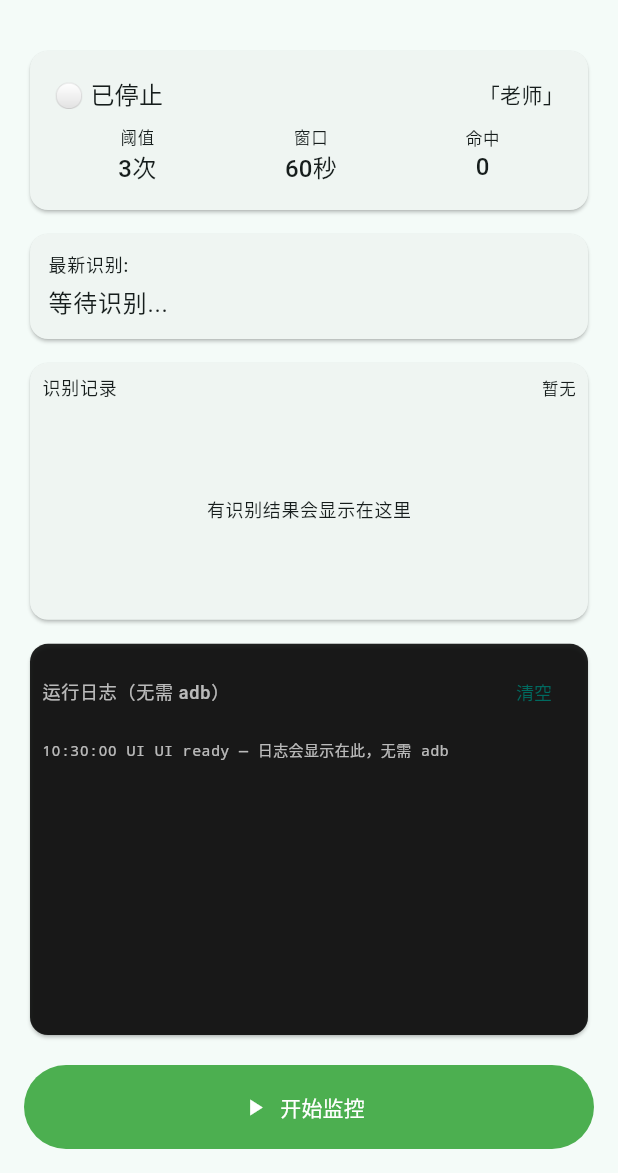
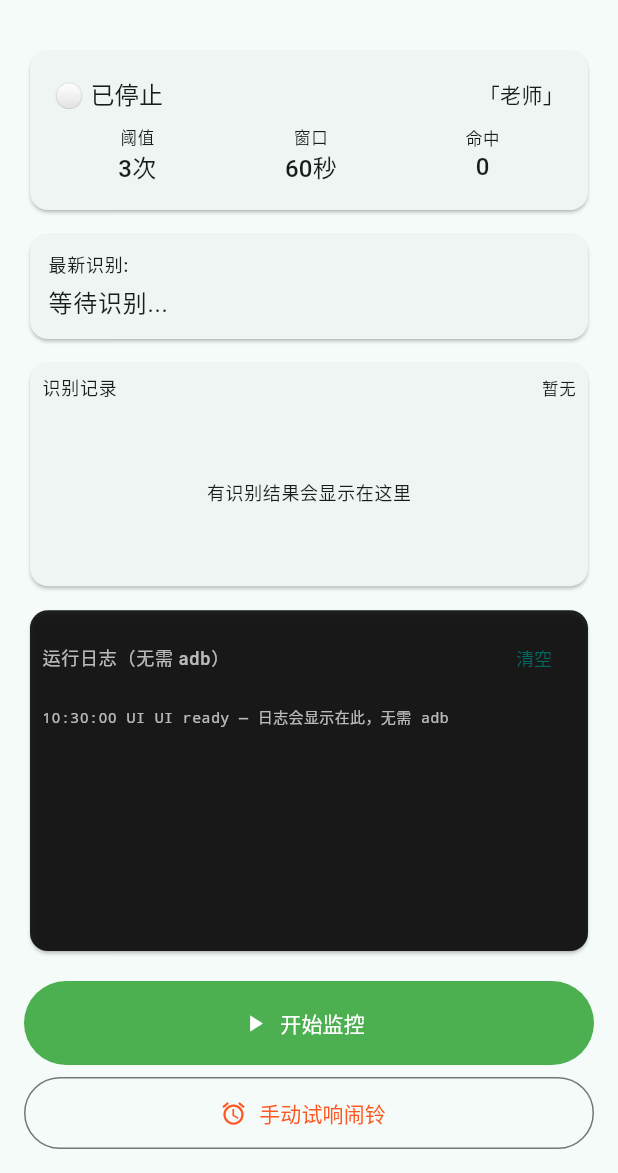
Before and after one commit to mkaaad/keyword_alert, a Flutter app: the screen it shows after launch, on a phone screen of 412 x 824 dp, the part 63-1236 px from its top. Run offline on Flutter 3.47's test engine with Material 3 defaults, Android fonts, the phone set to English and light mode, and no system bars; our stand-ins replace audioplayers, flutter_local_notifications, shared_preferences; missing offline and left inert: flutter_foreground_task.

Commit message:
feat(ui): add manual system-alarm test button
Toggle button below start/stop: ring device default alarm or silence it,
using current keyword for the notification text.

```diff
--- a/lib/ui/home_page.dart
+++ b/lib/ui/home_page.dart
@@ -520,19 +520,28 @@ class _HomePageState extends State<HomePage> {
                 ),
               ),
             ),
-            if (_alarm.isRinging)
-              Padding(
-                padding: const EdgeInsets.only(top: 8.0),
-                child: SizedBox(
-                  height: 40,
+            const SizedBox(height: 8),
+            SizedBox(
+              height: 48,
               child: OutlinedButton.icon(
                 onPressed: () async {
+                  if (_alarm.isRinging) {
                     await _alarm.stop();
+                    _appendLog('手动关闭闹铃');
+                  } else {
+                    final keyword = _config.keyword.isEmpty
+                        ? '测试'
+                        : _config.keyword;
+                    await _alarm.trigger(keyword: keyword, count: 0);
+                    _appendLog('手动试响闹铃 keyword=$keyword');
+                  }
                   if (mounted) setState(() {});
                 },
-                    icon: const Icon(Icons.alarm_off),
-                    label: const Text('关闭提醒'),
-                    style: OutlinedButton.styleFrom(foregroundColor: Colors.red),
+                icon: Icon(_alarm.isRinging ? Icons.alarm_off : Icons.alarm),
+                label: Text(_alarm.isRinging ? '关闭提醒' : '手动试响闹铃'),
+                style: OutlinedButton.styleFrom(
+                  foregroundColor:
+                      _alarm.isRinging ? Colors.red : Colors.deepOrange,
                 ),
               ),
             ),
```
Lines whose indentation alone changed are shown as unchanged.
